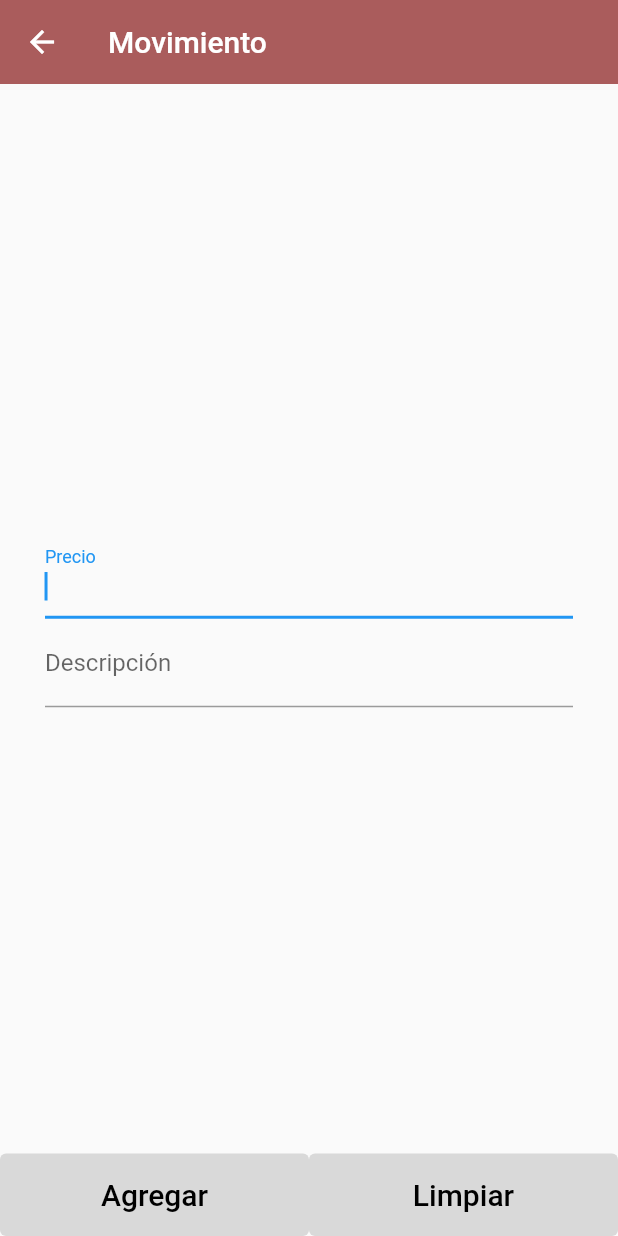
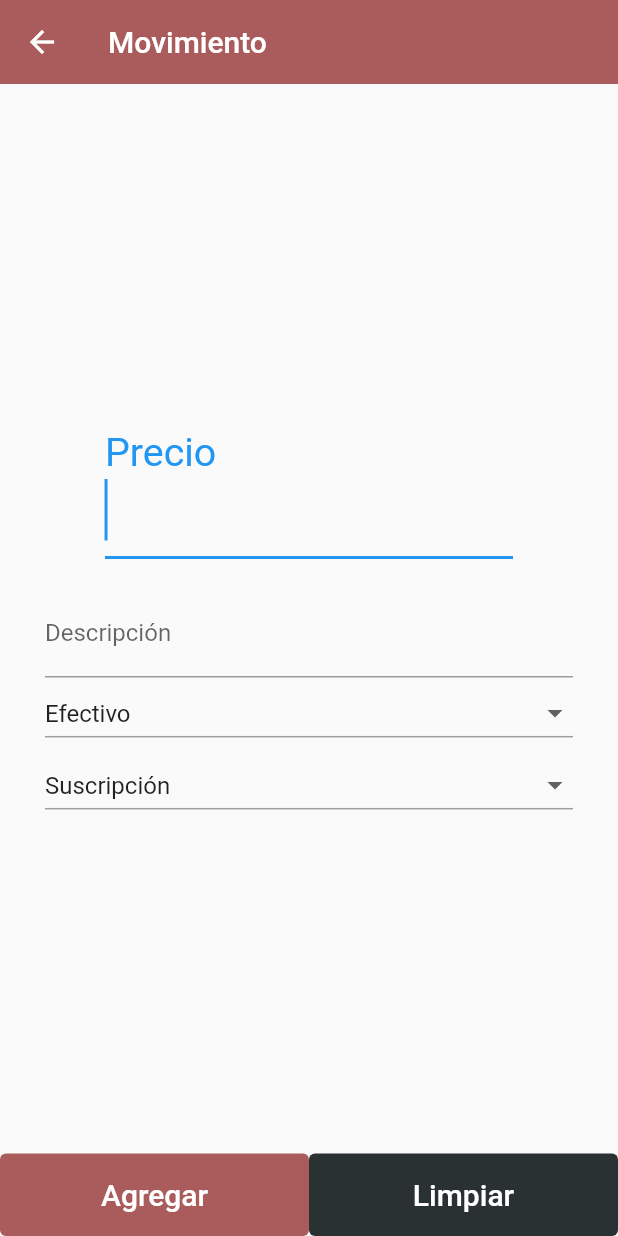
Before and after one commit to rangel96/finanzas-personales, a Flutter app: the MovimientoScreen screen opened by its route, on a phone screen of 412 x 824 dp. Run offline on Flutter 3.47's test engine with Material 2 defaults, Android fonts, the phone set to English and light mode, and no system bars; our stand-ins replace flutter_slidable.

Commit message:
template movimiento screen

```diff
--- a/lib/screens/movimiento.dart
+++ b/lib/screens/movimiento.dart
@@ -2,6 +2,7 @@ import 'package:finanzas_personales/themes/app_theme.dart';
 import 'package:flutter/material.dart';
 
 const List<String> list = <String>['Efectivo', 'Nu', 'Rappi Card', 'Banorte'];
+const List<String> tag = <String>['Suscripción', 'Housing', 'Comida', 'Renta'];
 
 class MovimientoScreen extends StatelessWidget {
   const MovimientoScreen({Key? key}) : super(key: key);
@@ -19,27 +20,64 @@ class MovimientoScreen extends StatelessWidget {
       body: Center(
         child: Form(
             key: myFormKey,
-            child: Container(
-              padding: const EdgeInsets.symmetric(horizontal: 30),
-              child: Column(
-                mainAxisAlignment: MainAxisAlignment.center,
-                children: [
-                  TextFormField(
+            child: Column(
+              mainAxisAlignment: MainAxisAlignment.center,
+              children: [
+                Container(
+                  padding: const EdgeInsets.symmetric(horizontal: 70),
+                  child: TextFormField(
                     autofocus: true,
                     keyboardType: TextInputType.number,
                     decoration: const InputDecoration(
                       labelText: 'Precio',
                     ),
+                    style: const TextStyle(
+                      fontSize: 35,
+                    ),
                   ),
-                  TextFormField(
+                ),
+                const SizedBox(height: 20),
+                Container(
+                  padding: const EdgeInsets.symmetric(horizontal: 30),
+                  child: TextFormField(
                     autofocus: true,
                     keyboardType: TextInputType.text,
                     decoration: const InputDecoration(
                       labelText: 'Descripción',
                     ),
                   ),
-                ],
-              ),
+                ),
+                Container(
+                  padding: const EdgeInsets.symmetric(horizontal: 30),
+                  child: _DropdownButtonCustom(
+                    value: list.first,
+                    items: list.map<DropdownMenuItem<String>>((String value) {
+                      return DropdownMenuItem<String>(
+                        value: value,
+                        child: Text(value),
+                      );
+                    }).toList(),
+                    onChanged: (value) {
+                      print(value);
+                    },
+                  ),
+                ),
+                Container(
+                  padding: const EdgeInsets.symmetric(horizontal: 30),
+                  child: _DropdownButtonCustom(
+                    value: tag.first,
+                    items: tag.map<DropdownMenuItem<String>>((String value) {
+                      return DropdownMenuItem<String>(
+                        value: value,
+                        child: Text(value),
+                      );
+                    }).toList(),
+                    onChanged: (value) {
+                      print(value);
+                    },
+                  ),
+                ),
+              ],
             )),
       ),
       bottomNavigationBar: _Footer(),
@@ -75,41 +113,51 @@ class _DropdownButtonCustom extends StatelessWidget {
 }
 
 class _Footer extends StatelessWidget {
+  void _onSummit() {
+    print('Enviar formulario');
+  }
+
+  void _onReset() {
+    print('Reset form');
+  }
+
   @override
   Widget build(BuildContext context) {
     Size size = MediaQuery.of(context).size;
-    final width = size.width / 2;
+    final double width = size.width / 2;
+    const double height = 55;
+
     return Row(
       children: [
         TextButton(
           style: ButtonStyle(
             backgroundColor: const MaterialStatePropertyAll<Color>(
-              AppTheme.colorFooter,
+              AppTheme.colorAdd,
             ),
-            fixedSize: MaterialStatePropertyAll(Size(width, 55)),
+            fixedSize: MaterialStatePropertyAll(Size(width, height)),
           ),
-          onPressed: () {},
+          onPressed: _onSummit,
           child: const Text(
             'Agregar',
             style: TextStyle(
               fontSize: 20,
-              color: Colors.black,
+              color: Colors.white,
             ),
           ),
         ),
         TextButton(
           style: ButtonStyle(
             backgroundColor: const MaterialStatePropertyAll<Color>(
-              AppTheme.colorFooter,
+              AppTheme.colorReset,
             ),
-            fixedSize: MaterialStatePropertyAll(Size(width, 55)),
+            fixedSize: MaterialStatePropertyAll(Size(width, height)),
           ),
-          onPressed: () {},
+          onPressed: _onReset,
           child: const Text(
             'Limpiar',
             style: TextStyle(
               fontSize: 20,
-              color: Colors.black,
+              color: Colors.white,
             ),
           ),
         ),
--- a/lib/themes/app_theme.dart
+++ b/lib/themes/app_theme.dart
@@ -3,6 +3,8 @@ import 'package:flutter/material.dart';
 class AppTheme {
   static const Color primary = Color(0xffAA5C5C);
   static const Color colorFooter = Color(0xffD9D9D9);
+  static const Color colorAdd = Color(0xffAA5C5C);
+  static const Color colorReset = Color(0xff2A3132);
   static final ThemeData lightTheme = ThemeData.light().copyWith(
     primaryColor: primary,
 
```
